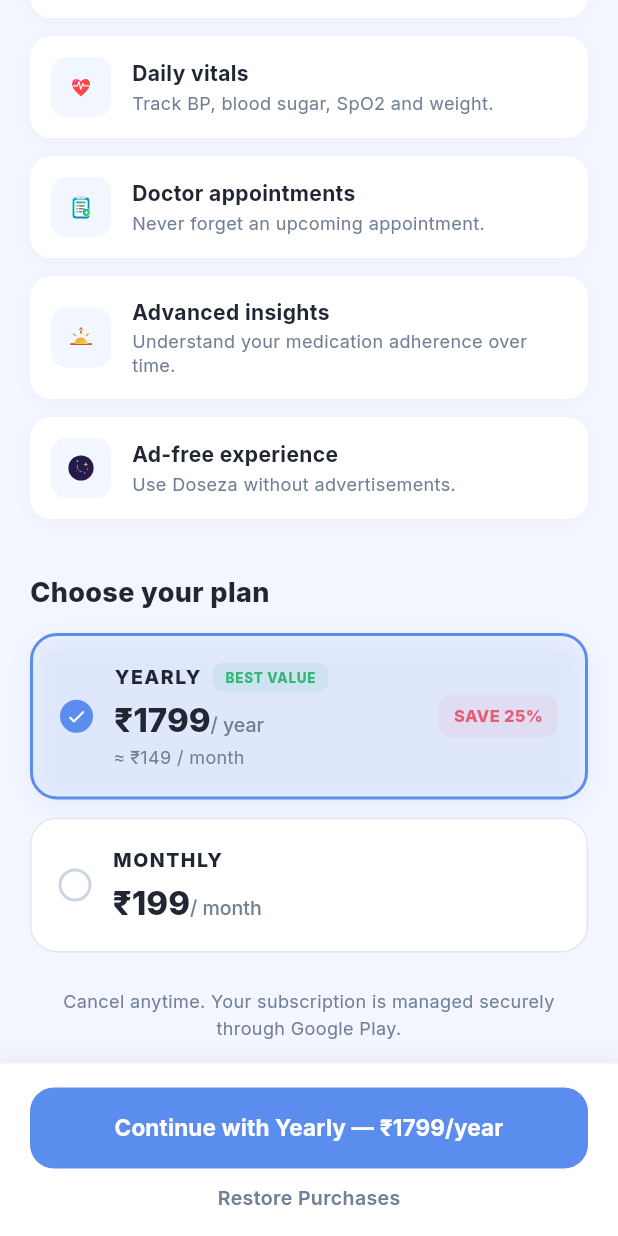
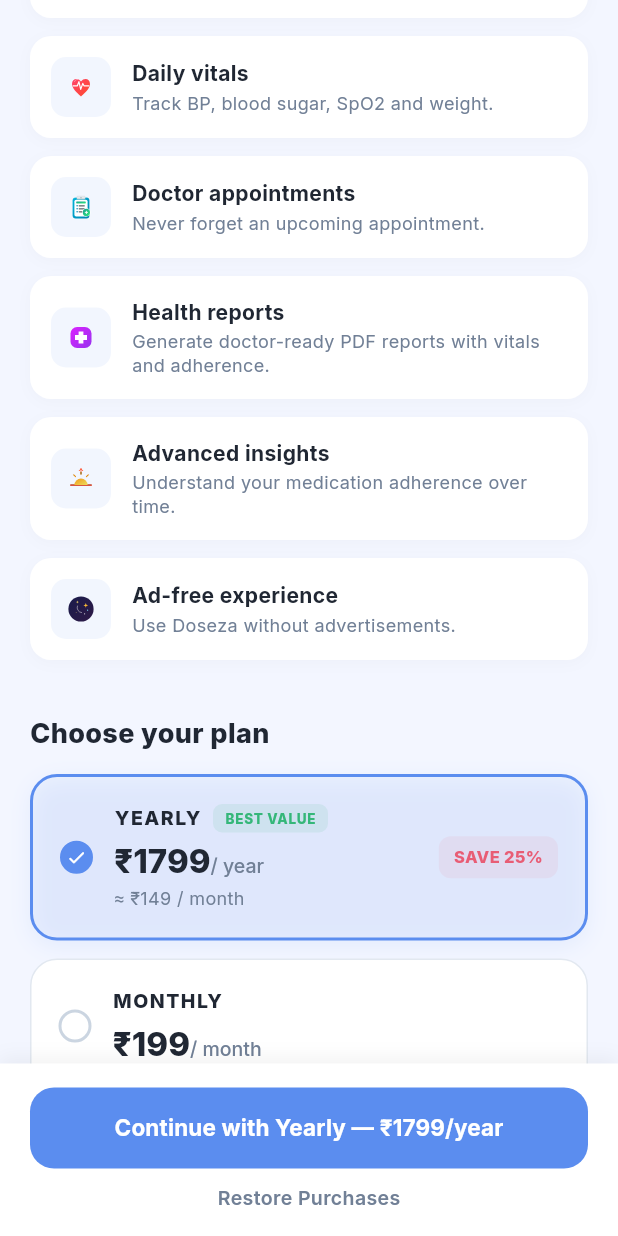
Before and after one commit to sanketnaman/med-reminder-tracker, a Flutter app: the PremiumScreen screen opened directly, scrolled down 576 dp, on a phone screen of 412 x 824 dp. Run offline on Flutter 3.47's test engine with Material 3 defaults, Android fonts, the light colour scheme and no system bars; our stand-ins replace firebase_auth, firebase_core, flutter_local_notifications, flutter_svg, google_fonts, google_sign_in and 4 more; missing offline and left inert: flutter_ringtone_player; accounts and stored records are empty; network calls fail.

Commit message:
Add Health Reports to Premium benefits list

```diff
--- a/lib/premium_screen.dart
+++ b/lib/premium_screen.dart
@@ -300,6 +300,11 @@ class _PremiumScreenState extends State<PremiumScreen> {
         'icon': 'assets/icons/doctor_appointment.svg',
         'title': 'Doctor appointments',
         'desc': 'Never forget an upcoming appointment.',
+      },
+      {
+        'icon': 'assets/icons/Other.svg',
+        'title': 'Health reports',
+        'desc': 'Generate doctor-ready PDF reports with vitals and adherence.',
       },
       {
         'icon': 'assets/icons/morning.svg',
```
